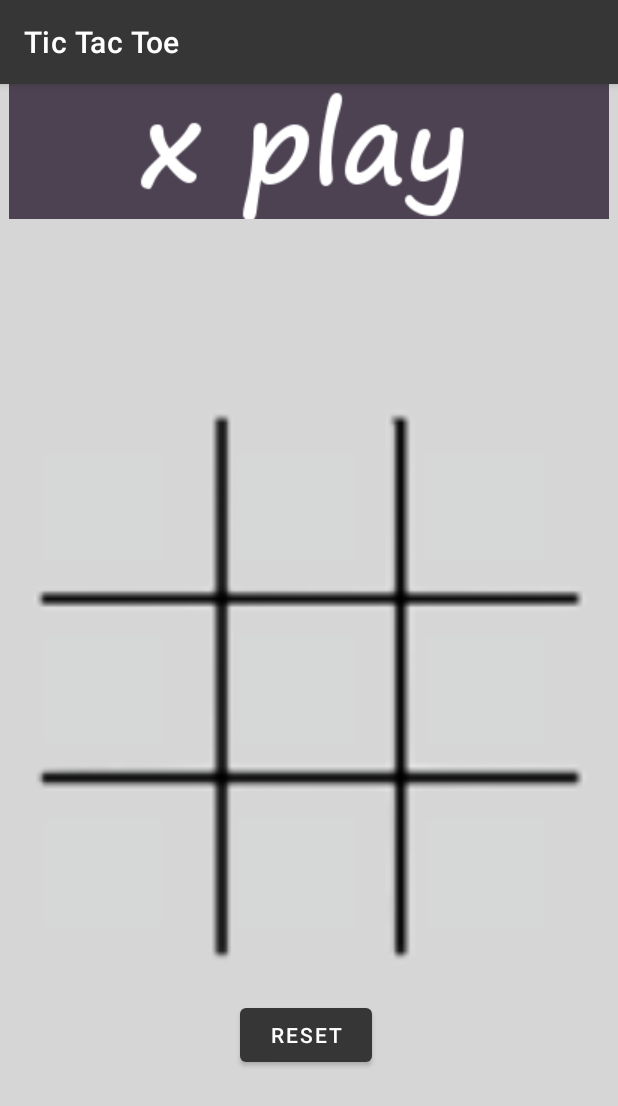
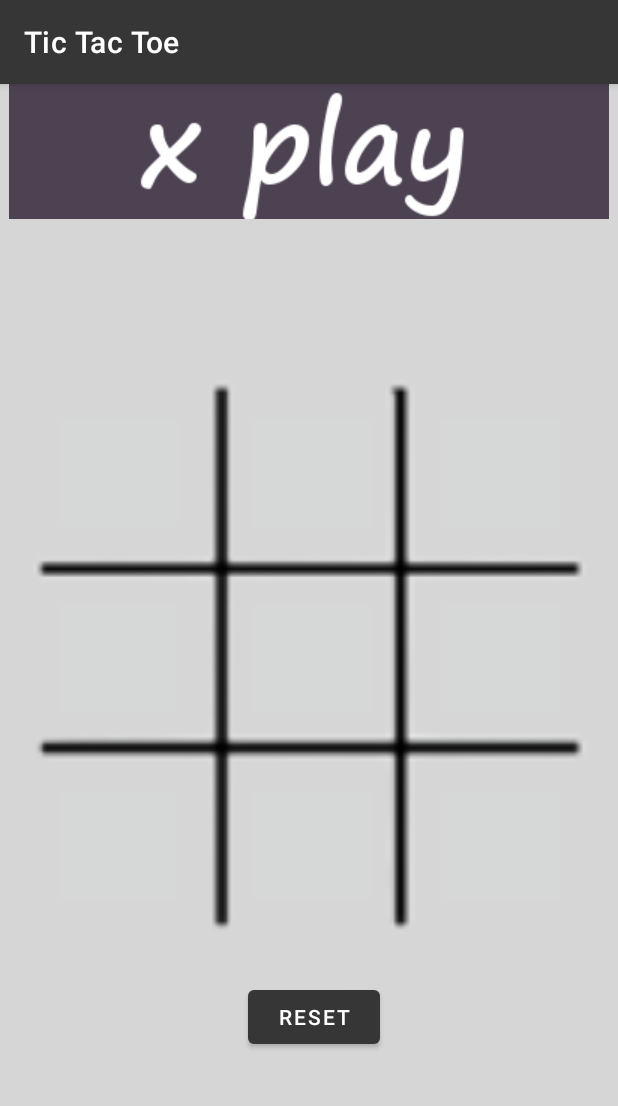
Before and after one commit to sombrero3/Tic-Tac-Toe, an Android app: the screen it shows after launch (MainActivity), on a phone screen of 412 x 824 dp. Shown: the top 1106 px of the screen. Run offline under Robolectric (Android 15) with nearby library versions, the phone set to English and light mode, and no system bars.

```diff
--- a/app/src/main/res/layout/activity_main.xml
+++ b/app/src/main/res/layout/activity_main.xml
@@ -16,43 +16,45 @@
             android:id="@+id/main_reset_btn"
             android:layout_width="wrap_content"
             android:layout_height="wrap_content"
-            android:layout_marginTop="520dp"
+            android:layout_marginStart="10dp"
+            android:layout_marginTop="20dp"
             android:text="Reset"
-            app:layout_constraintEnd_toEndOf="@+id/main_title_iv"
+            app:layout_constraintEnd_toEndOf="@+id/main_win0_iv"
             app:layout_constraintHorizontal_bias="0.494"
-            app:layout_constraintStart_toStartOf="@+id/main_title_iv"
-            app:layout_constraintTop_toBottomOf="@+id/main_title_iv" />
+            app:layout_constraintStart_toStartOf="@+id/main_win0_iv"
+            app:layout_constraintTop_toBottomOf="@+id/imageView" />
 
         <ImageView
             android:id="@+id/imageView"
             android:layout_width="379dp"
             android:layout_height="398dp"
-            android:layout_marginTop="110dp"
-            app:layout_constraintEnd_toEndOf="@+id/main_title_iv"
-            app:layout_constraintStart_toStartOf="@+id/main_title_iv"
+            android:layout_marginTop="90dp"
+            app:layout_constraintEnd_toEndOf="parent"
+            app:layout_constraintStart_toStartOf="parent"
             app:layout_constraintTop_toBottomOf="@+id/main_title_iv"
             app:srcCompat="@drawable/cropedgrid1_adobespark" />
+
+        android:id="@+id/main_10_ibtn"
 
         <ImageButton
             android:id="@+id/main_10_ibtn"
             android:layout_width="87dp"
             android:layout_height="84dp"
-            android:layout_marginTop="38dp"
+            android:layout_marginTop="40dp"
             app:layout_constraintEnd_toEndOf="@+id/main_00_ibtn"
             app:layout_constraintStart_toStartOf="@+id/main_00_ibtn"
             app:layout_constraintTop_toBottomOf="@+id/main_00_ibtn"
             app:srcCompat="@drawable/firstpic" />
-        android:id="@+id/main_10_ibtn"
 
         <ImageButton
             android:id="@+id/main_20_ibtn"
             android:layout_width="87dp"
             android:layout_height="84dp"
             android:layout_marginStart="12dp"
-            android:layout_marginTop="38dp"
+            android:layout_marginTop="40dp"
             app:layout_constraintEnd_toEndOf="@+id/main_10_ibtn"
             app:layout_constraintHorizontal_bias="1.0"
-            app:layout_constraintStart_toStartOf="@+id/imageView"
+            app:layout_constraintStart_toStartOf="@+id/main_10_ibtn"
             app:layout_constraintTop_toBottomOf="@+id/main_10_ibtn"
             app:srcCompat="@drawable/firstpic" />
 
@@ -60,10 +62,10 @@
             android:id="@+id/main_00_ibtn"
             android:layout_width="88dp"
             android:layout_height="84dp"
-            android:layout_marginStart="24dp"
-            android:layout_marginTop="150dp"
-            app:layout_constraintStart_toStartOf="parent"
-            app:layout_constraintTop_toBottomOf="@+id/main_title_iv"
+            android:layout_marginStart="16dp"
+            android:layout_marginTop="25dp"
+            app:layout_constraintStart_toStartOf="@+id/main_win0_iv"
+            app:layout_constraintTop_toTopOf="@+id/main_win0_iv"
             app:srcCompat="@drawable/firstpic" />
 
         <ImageButton
@@ -134,10 +136,10 @@
             android:id="@+id/main_win0_iv"
             android:layout_width="375dp"
             android:layout_height="388dp"
-            android:layout_marginTop="122dp"
-            app:layout_constraintEnd_toEndOf="@+id/main_title_iv"
-            app:layout_constraintStart_toStartOf="@+id/main_title_iv"
-            app:layout_constraintTop_toBottomOf="@+id/main_title_iv"
+            android:layout_marginTop="12dp"
+            app:layout_constraintEnd_toEndOf="parent"
+            app:layout_constraintStart_toStartOf="parent"
+            app:layout_constraintTop_toTopOf="@+id/imageView"
             app:srcCompat="@drawable/empty" />
 
         <ImageView
```
